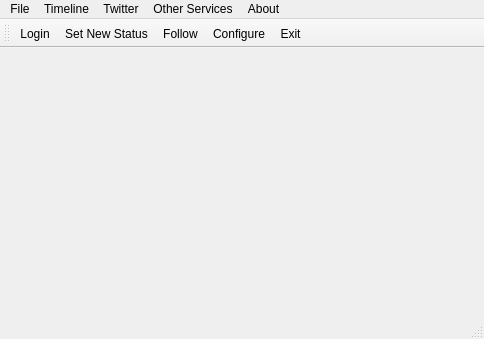
Above: Ui/mainWindow.ui from KarenMarkosyan/qttwitter before the change. Below: the same form after it.
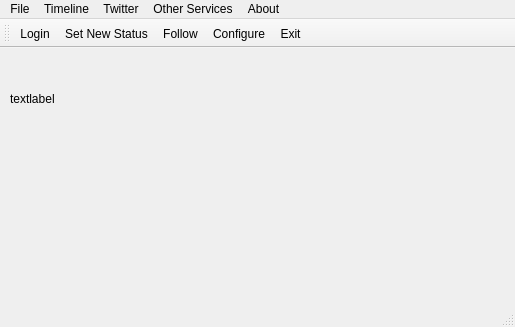
That is the form after the change. Icons and pictures are not drawn.

What changed in the file:
```diff
--- a/Ui/mainWindow.ui
+++ b/Ui/mainWindow.ui
@@ -5,8 +5,8 @@
    <rect>
     <x>0</x>
     <y>0</y>
-    <width>484</width>
-    <height>339</height>
+    <width>515</width>
+    <height>327</height>
    </rect>
   </property>
   <property name="windowTitle" >
@@ -20,9 +20,9 @@
    <property name="geometry" >
     <rect>
      <x>0</x>
-     <y>67</y>
-     <width>484</width>
-     <height>251</height>
+     <y>70</y>
+     <width>515</width>
+     <height>233</height>
     </rect>
    </property>
    <widget class="QLabel" name="twitterImageLabel" >
@@ -47,11 +47,11 @@
       <x>10</x>
       <y>30</y>
       <width>461</width>
-      <height>121</height>
+      <height>41</height>
      </rect>
     </property>
     <property name="text" >
-     <string/>
+     <string>textlabel</string>
     </property>
    </widget>
   </widget>
@@ -60,8 +60,8 @@
     <rect>
      <x>0</x>
      <y>0</y>
-     <width>484</width>
-     <height>28</height>
+     <width>515</width>
+     <height>31</height>
     </rect>
    </property>
    <widget class="QMenu" name="menuFile" >
@@ -129,9 +129,9 @@
    <property name="geometry" >
     <rect>
      <x>0</x>
-     <y>318</y>
-     <width>484</width>
-     <height>21</height>
+     <y>303</y>
+     <width>515</width>
+     <height>24</height>
     </rect>
    </property>
   </widget>
@@ -139,8 +139,8 @@
    <property name="geometry" >
     <rect>
      <x>0</x>
-     <y>28</y>
-     <width>484</width>
+     <y>31</y>
+     <width>515</width>
      <height>39</height>
     </rect>
    </property>
```
Left out of the diff: 6 changed lines with no effect on the pictures.
